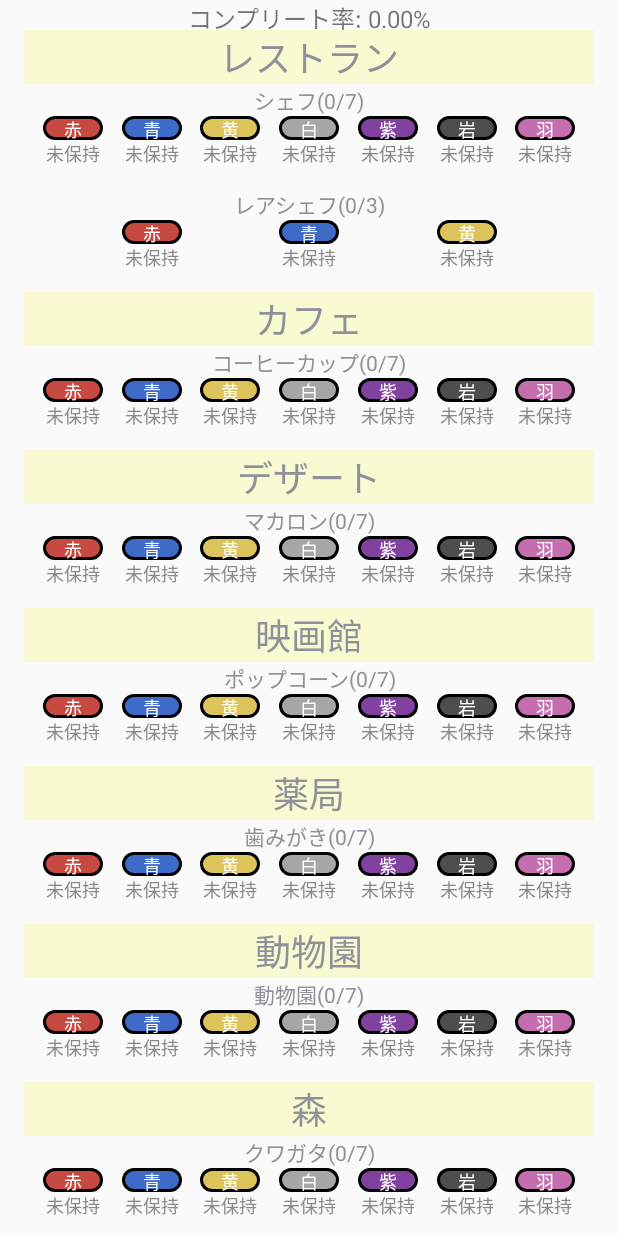
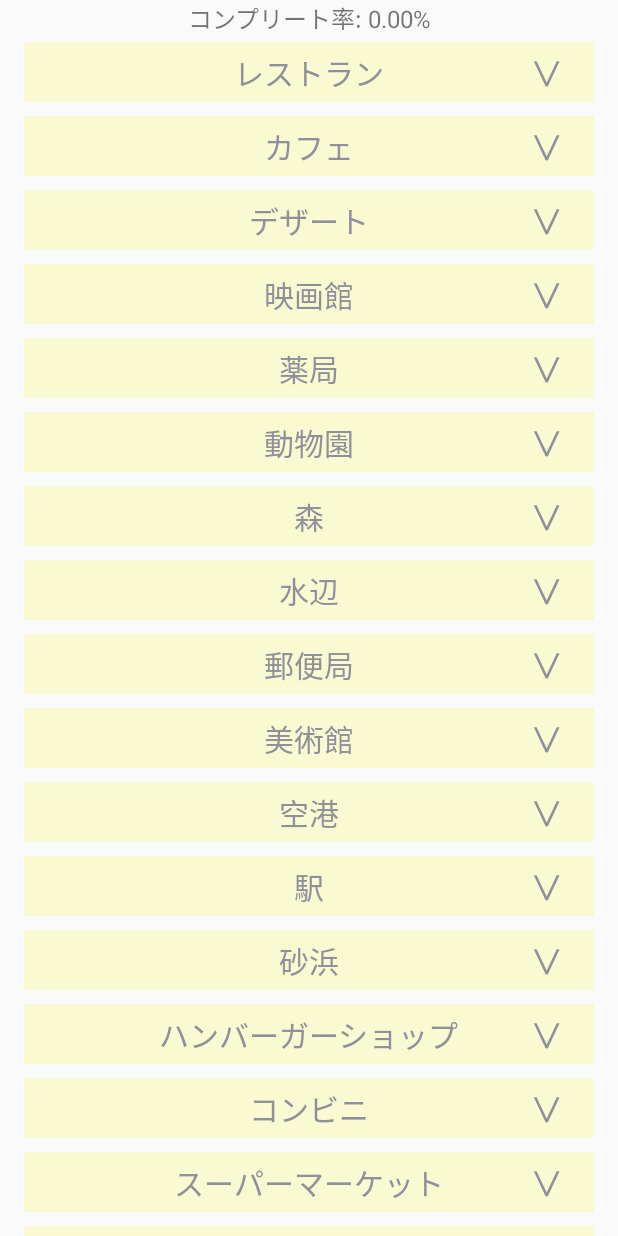
Before and after one commit to 00K0DA/decopikmin, an Android app: the screen it shows after launch (MainActivity), on a phone screen of 412 x 824 dp. Run offline under Robolectric (Android 15) with nearby library versions, the phone set to English and light mode, and no system bars.

Commit message:
デコ毎に開閉できるタブ機能の追加

```diff
--- a/app/build.gradle
+++ b/app/build.gradle
@@ -42,13 +42,13 @@ configurations {
 dependencies {
 
     implementation 'androidx.core:core-ktx:1.8.0'
-    implementation 'androidx.appcompat:appcompat:1.4.2'
+    implementation 'androidx.appcompat:appcompat:1.5.1'
     implementation 'com.google.android.material:material:1.6.1'
     implementation 'androidx.constraintlayout:constraintlayout:2.1.4'
     testImplementation 'junit:junit:4.13.2'
     androidTestImplementation 'androidx.test.ext:junit:1.1.3'
     androidTestImplementation 'androidx.test.espresso:espresso-core:3.4.0'
-    ktlint "com.pinterest:ktlint:0.36.0"
+    ktlint "com.pinterest:ktlint:0.43.1"
     def lifecycle_version = "2.5.1"
     // ViewModel
     implementation "androidx.lifecycle:lifecycle-viewmodel-ktx:$lifecycle_version"
@@ -56,6 +56,11 @@ dependencies {
     implementation "androidx.lifecycle:lifecycle-livedata-ktx:$lifecycle_version"
 
     implementation "org.jetbrains.kotlinx:kotlinx-coroutines-core:1.6.4"
+    dependencies {
+        implementation "androidx.constraintlayout:constraintlayout:2.1.4"
+        // To use constraintlayout in compose
+        implementation "androidx.constraintlayout:constraintlayout-compose:1.0.1"
+    }
 }
 
 task ktlint(type: JavaExec, group: "verification") {
--- /dev/null
+++ b/app/src/main/java/com/oukoda/decopikmin/DecorTextView.kt
@@ -0,0 +1,79 @@
+package com.oukoda.decopikmin
+
+import android.content.Context
+import android.util.Log
+import android.view.LayoutInflater
+import android.view.animation.Animation
+import android.view.animation.RotateAnimation
+import android.widget.LinearLayout
+import com.oukoda.decopikmin.databinding.ViewDecorTextBinding
+
+class DecorTextView(
+    context: Context,
+    private val decorText: String
+) :
+    LinearLayout(context) {
+
+    var isOpen = false
+
+    companion object {
+        val TAG: String? = DecorTextView::class.simpleName
+    }
+
+    private val binding: ViewDecorTextBinding
+    private val openAnimation = RotateAnimation(
+        0.0f, 180.0f,
+        Animation.RELATIVE_TO_SELF, 0.5f,
+        Animation.RELATIVE_TO_SELF, 0.5f
+    )
+    private val closeAnimation = RotateAnimation(
+        180.0f, 360.0f,
+        Animation.RELATIVE_TO_SELF, 0.5f,
+        Animation.RELATIVE_TO_SELF, 0.5f
+    )
+
+    init {
+        binding = ViewDecorTextBinding.inflate(LayoutInflater.from(context), this, true)
+        setAnimationSetting(openAnimation)
+        setAnimationSetting(closeAnimation)
+        binding.tvDecorText.text = decorText
+
+        binding.clText.setOnClickListener {
+            binding.tvOpen.isClickable = false
+            isOpen = !isOpen
+            if (isOpen) {
+                binding.tvOpen.startAnimation(openAnimation)
+                binding.motionLayout.transitionToEnd()
+            } else {
+                binding.tvOpen.startAnimation(closeAnimation)
+                binding.motionLayout.transitionToStart()
+            }
+            Log.d(TAG, ": ${openAnimation.repeatCount}")
+        }
+        Log.d(TAG, ": ${openAnimation.repeatCount}")
+        binding.motionLayout.transitionToStart()
+    }
+
+    fun addPikminListView(view: PikminListView) {
+        binding.linearLayout.addView(view)
+    }
+
+    private fun setAnimationSetting(animation: RotateAnimation) {
+        animation.duration = 275
+        animation.repeatCount = 0
+        animation.fillAfter = true
+        animation.setAnimationListener(object : Animation.AnimationListener {
+            override fun onAnimationStart(animation: Animation?) {
+                // Do Nothing
+            }
+
+            override fun onAnimationEnd(animation: Animation?) {
+                binding.tvOpen.isClickable = true
+            }
+
+            override fun onAnimationRepeat(animation: Animation?) {
+                // Do Nothing
+            }
+        })
+    }
+}
--- a/app/src/main/java/com/oukoda/decopikmin/MainActivity.kt
+++ b/app/src/main/java/com/oukoda/decopikmin/MainActivity.kt
@@ -5,6 +5,7 @@ import android.content.SharedPreferences
 import android.graphics.Color
 import android.os.Bundle
 import android.view.Gravity
+import android.view.View
 import android.widget.TextView
 import androidx.appcompat.app.AppCompatActivity
 import androidx.appcompat.app.AppCompatDelegate
@@ -51,20 +52,25 @@ class MainActivity : AppCompatActivity() {
         }
 
         DecorType.values().forEach { decorType ->
-            val decorTextView = createDecorTextView(decorType)
-            binding.cl.addView(decorTextView)
+            val decorTextView = DecorTextView(
+                applicationContext,
+                resources.getText(DecorType.getDecorText(decorType)).toString()
+            )
             DecorType.getCostumes(decorType).forEach { costume ->
                 val pikminTypeList = Costume.getPikminList(costume)
                 val statusList: List<PikminStatus> = createStatusList(pikminTypeList, costume)
                 val mutablePikminStatusMap = mutableMapOf<PikminType, PikminStatus>()
-                for (i in pikminTypeList.indices){
+                for (i in pikminTypeList.indices) {
                     mutablePikminStatusMap[pikminTypeList[i]] = statusList[i]
                 }
                 haveCount += statusList.filter { it == PikminStatus.AlreadyExists }.size
                 val pikminListView = PikminListView(
-                    applicationContext, costume, mutablePikminStatusMap.toMap(), pikminViewListener)
-                binding.cl.addView(pikminListView)
+                    applicationContext, costume, mutablePikminStatusMap.toMap(), pikminViewListener
+                )
+                pikminListView.id = View.generateViewId()
+                decorTextView.addPikminListView(pikminListView)
             }
+            binding.cl.addView(decorTextView)
         }
         setCompleteText()
     }
--- a/app/src/main/java/com/oukoda/decopikmin/PikminView.kt
+++ b/app/src/main/java/com/oukoda/decopikmin/PikminView.kt
@@ -89,7 +89,8 @@ class PikminView(
     private fun setDrawableColor() {
         val drawable: GradientDrawable =
             (ResourcesCompat.getDrawable(resources, R.drawable.react, null) ?: return) as GradientDrawable
-        drawable.setColor(when (pikminType) {
+        drawable.setColor(
+            when (pikminType) {
                 PikminType.Red -> resources.getColor(R.color.pikmin_red, null)
                 PikminType.Blue -> resources.getColor(R.color.pikmin_blue, null)
                 PikminType.Yellow -> resources.getColor(R.color.pikmin_yellow, null)
@@ -97,7 +98,8 @@ class PikminView(
                 PikminType.Purple -> resources.getColor(R.color.pikmin_purple, null)
                 PikminType.Rock -> resources.getColor(R.color.pikmin_rock, null)
                 PikminType.Wing -> resources.getColor(R.color.pikmin_wing, null)
-        })
+            }
+        )
         drawable.setStroke(3, Color.BLACK)
         binding.imageView.background = drawable
     }
--- /dev/null
+++ b/app/src/main/res/layout/view_decor_text.xml
@@ -0,0 +1,55 @@
+<?xml version="1.0" encoding="utf-8"?>
+<androidx.constraintlayout.widget.ConstraintLayout xmlns:android="http://schemas.android.com/apk/res/android"
+    xmlns:app="http://schemas.android.com/apk/res-auto"
+    xmlns:tools="http://schemas.android.com/tools"
+    android:layout_width="match_parent"
+    android:layout_height="wrap_content">
+
+    <androidx.constraintlayout.widget.ConstraintLayout
+        android:id="@+id/cl_text"
+        android:layout_width="match_parent"
+        android:layout_height="40dp"
+        android:background="#FAFAD2"
+        android:layout_marginTop="8dp"
+        app:layout_constraintEnd_toEndOf="parent"
+        app:layout_constraintStart_toStartOf="parent"
+        app:layout_constraintTop_toTopOf="parent">
+        <TextView
+            android:id="@+id/tv_decor_text"
+            android:layout_width="wrap_content"
+            android:layout_height="wrap_content"
+            android:textSize="20sp"
+            app:layout_constraintBottom_toBottomOf="parent"
+            app:layout_constraintEnd_toEndOf="parent"
+            app:layout_constraintStart_toStartOf="parent"
+            app:layout_constraintTop_toTopOf="parent" />
+
+        <TextView
+            android:id="@+id/tv_open"
+            android:layout_width="64dp"
+            android:layout_height="match_parent"
+            android:text="⋁"
+            android:textSize="24sp"
+            android:gravity="center"
+            app:layout_constraintBottom_toBottomOf="parent"
+            app:layout_constraintEnd_toEndOf="parent"
+            app:layout_constraintTop_toTopOf="parent" />
+    </androidx.constraintlayout.widget.ConstraintLayout>
+
+    <androidx.constraintlayout.motion.widget.MotionLayout
+        android:id="@+id/motion_layout"
+        android:layout_width="match_parent"
+        android:layout_height="wrap_content"
+        app:layout_constraintStart_toStartOf="parent"
+        app:layout_constraintEnd_toEndOf="parent"
+        android:foregroundGravity="center"
+        app:layout_constraintTop_toBottomOf="@id/cl_text"
+        app:layoutDescription="@xml/view_decor_text_scene">
+
+        <LinearLayout
+            android:id="@+id/linear_layout"
+            android:layout_width="match_parent"
+            android:layout_height="wrap_content"
+            android:orientation="vertical"></LinearLayout>
+    </androidx.constraintlayout.motion.widget.MotionLayout>
+</androidx.constraintlayout.widget.ConstraintLayout>
--- a/app/src/main/res/layout/view_pikmin_list.xml
+++ b/app/src/main/res/layout/view_pikmin_list.xml
@@ -11,6 +11,7 @@
         android:layout_height="wrap_content"
         android:gravity="center"
         android:text="TextView"
+        android:layout_marginTop="8dp"
         app:layout_constraintEnd_toEndOf="parent"
         app:layout_constraintStart_toStartOf="parent"
         app:layout_constraintTop_toTopOf="parent" />
@@ -215,11 +216,4 @@
 
     </androidx.constraintlayout.widget.ConstraintLayout>
 
-    <Space
-        android:layout_width="wrap_content"
-        android:layout_height="48dp"
-        app:layout_constraintEnd_toEndOf="parent"
-        app:layout_constraintStart_toStartOf="parent"
-        app:layout_constraintTop_toBottomOf="@+id/tv_costume" />
-
 </androidx.constraintlayout.widget.ConstraintLayout>
--- /dev/null
+++ b/app/src/main/res/xml/view_decor_text_scene.xml
@@ -0,0 +1,25 @@
+<?xml version="1.0" encoding="utf-8"?>
+<MotionScene xmlns:android="http://schemas.android.com/apk/res/android"
+    xmlns:app="http://schemas.android.com/apk/res-auto">
+
+    <ConstraintSet android:id="@+id/start">
+        <Constraint android:id="@id/linear_layout">
+            <Layout
+                android:layout_width="match_parent"
+                android:layout_height="1dp"/>
+        </Constraint>
+    </ConstraintSet>
+
+    <ConstraintSet android:id="@+id/end">
+        <Constraint android:id="@id/linear_layout">
+            <Layout
+                android:layout_width="match_parent"
+                android:layout_height="wrap_content"/>
+        </Constraint>
+    </ConstraintSet>
+
+    <Transition
+        app:constraintSetEnd="@id/end"
+        app:constraintSetStart="@+id/start"
+        app:duration="250"/>
+</MotionScene>
```
Also changed, not shown: app/src/main/java/com/oukoda/decopikmin/PikminListView.kt (+11 -8 lines). Lines whose indentation alone changed are shown as unchanged.
